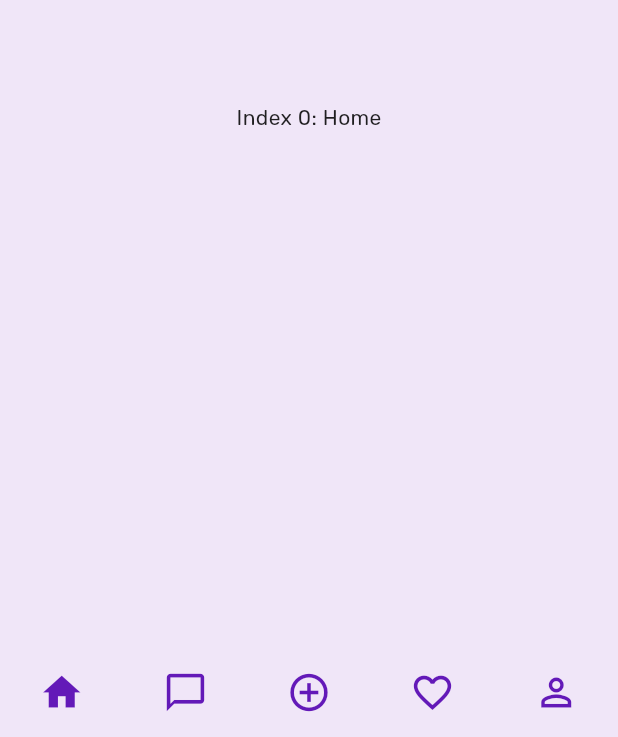
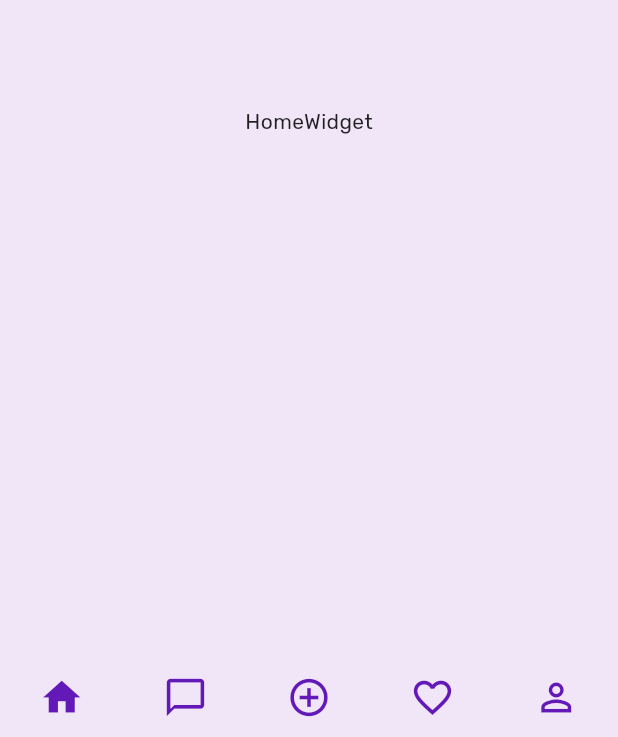
Before and after one commit to sharathr25/ren, a Flutter app: the screen it shows after launch, on a phone screen of 412 x 824 dp. Shown: the part 496-1233 px from the top of the screen. Run offline on Flutter 3.47's test engine with Material 2 defaults, Android fonts, the phone set to English and light mode, and no system bars; our stand-ins replace google_fonts.

Commit message:
added bottom navigation bar and its widgets

```diff
--- a/lib/main.dart
+++ b/lib/main.dart
@@ -1,6 +1,6 @@
 import 'package:flutter/material.dart';
 import 'package:google_fonts/google_fonts.dart';
-import 'package:ren/screens/home.dart';
+import 'package:ren/screens/home/home.dart';
 
 void main() {
   runApp(const App());
@@ -54,7 +54,7 @@
             overline: GoogleFonts.rubik(
                 fontSize: 10, fontWeight: FontWeight.w400, letterSpacing: 1.5),
           )),
-      home: const Home(title: 'Flutter Demo Home Page'),
+      home: const Home(),
     );
   }
 }
--- a/lib/screens/home.dart
+++ b/lib/screens/home/home.dart
@@ -1,9 +1,11 @@
 import 'package:flutter/material.dart';
+import 'package:ren/screens/home/widgets_for_bottom_navigation/chat.dart';
+import 'package:ren/screens/home/widgets_for_bottom_navigation/favourites.dart';
+import 'package:ren/screens/home/widgets_for_bottom_navigation/home.dart';
+import 'package:ren/screens/home/widgets_for_bottom_navigation/profile.dart';
 
 class Home extends StatefulWidget {
-  const Home({Key? key, required this.title}) : super(key: key);
-
-  final String title;
+  const Home({Key? key}) : super(key: key);
 
   @override
   State<Home> createState() => _HomeState();
@@ -13,21 +15,11 @@ class _HomeState extends State<Home> {
   int _selectedIndex = 0;
 
   static const List<Widget> _widgetOptions = <Widget>[
-    Text(
-      'Index 0: Home',
-    ),
-    Text(
-      'Index 1: Chat',
-    ),
-    Text(
-      'Index 2: add',
-    ),
-    Text(
-      'Index 3: favourates',
-    ),
-    Text(
-      'Index 4: Profile',
-    ),
+    HomeWidget(),
+    Chat(),
+    Text("add"),
+    Favourites(),
+    Profile(),
   ];
 
   void _onItemTapped(int index) {
@@ -48,36 +40,33 @@ class _HomeState extends State<Home> {
       bottomNavigationBar: BottomNavigationBar(
         showSelectedLabels: false,
         showUnselectedLabels: false,
+        selectedFontSize: 0,
+        unselectedFontSize: 0,
         type: BottomNavigationBarType.fixed,
-        items: <BottomNavigationBarItem>[
+        items: const <BottomNavigationBarItem>[
           BottomNavigationBarItem(
-            icon: _selectedIndex == 0
-                ? const Icon(Icons.home)
-                : const Icon(Icons.home_outlined),
+            activeIcon: Icon(Icons.home),
+            icon: Icon(Icons.home_outlined),
             label: '',
           ),
           BottomNavigationBarItem(
-            icon: _selectedIndex == 1
-                ? const Icon(Icons.chat_bubble)
-                : const Icon(Icons.chat_bubble_outline),
+            activeIcon: Icon(Icons.chat_bubble),
+            icon: Icon(Icons.chat_bubble_outline),
             label: '',
           ),
           BottomNavigationBarItem(
-            icon: _selectedIndex == 2
-                ? const Icon(Icons.add_circle)
-                : const Icon(Icons.add_circle_outline),
+            activeIcon: Icon(Icons.add_circle),
+            icon: Icon(Icons.add_circle_outline),
             label: '',
           ),
           BottomNavigationBarItem(
-            icon: _selectedIndex == 3
-                ? const Icon(Icons.favorite)
-                : const Icon(Icons.favorite_border),
+            activeIcon: Icon(Icons.favorite),
+            icon: Icon(Icons.favorite_border),
             label: '',
           ),
           BottomNavigationBarItem(
-            icon: _selectedIndex == 4
-                ? const Icon(Icons.person)
-                : const Icon(Icons.person_outline),
+            activeIcon: Icon(Icons.person),
+            icon: Icon(Icons.person_outline),
             label: '',
           ),
         ],
--- /dev/null
+++ b/lib/screens/home/widgets_for_bottom_navigation/chat.dart
@@ -0,0 +1,17 @@
+import 'package:flutter/material.dart';
+import 'package:flutter/src/foundation/key.dart';
+import 'package:flutter/src/widgets/framework.dart';
+
+class Chat extends StatefulWidget {
+  const Chat({Key? key}) : super(key: key);
+
+  @override
+  State<Chat> createState() => _ChatState();
+}
+
+class _ChatState extends State<Chat> {
+  @override
+  Widget build(BuildContext context) {
+    return const Text("Chat");
+  }
+}
--- /dev/null
+++ b/lib/screens/home/widgets_for_bottom_navigation/favourites.dart
@@ -0,0 +1,17 @@
+import 'package:flutter/material.dart';
+import 'package:flutter/src/foundation/key.dart';
+import 'package:flutter/src/widgets/framework.dart';
+
+class Favourites extends StatefulWidget {
+  const Favourites({Key? key}) : super(key: key);
+
+  @override
+  State<Favourites> createState() => _FavouritesState();
+}
+
+class _FavouritesState extends State<Favourites> {
+  @override
+  Widget build(BuildContext context) {
+    return const Text("Favourites");
+  }
+}
--- /dev/null
+++ b/lib/screens/home/widgets_for_bottom_navigation/home.dart
@@ -0,0 +1,15 @@
+import 'package:flutter/material.dart';
+
+class HomeWidget extends StatefulWidget {
+  const HomeWidget({Key? key}) : super(key: key);
+
+  @override
+  State<HomeWidget> createState() => _HomeWidgetState();
+}
+
+class _HomeWidgetState extends State<HomeWidget> {
+  @override
+  Widget build(BuildContext context) {
+    return const Text("HomeWidget");
+  }
+}
--- /dev/null
+++ b/lib/screens/home/widgets_for_bottom_navigation/profile.dart
@@ -0,0 +1,17 @@
+import 'package:flutter/material.dart';
+import 'package:flutter/src/foundation/key.dart';
+import 'package:flutter/src/widgets/framework.dart';
+
+class Profile extends StatefulWidget {
+  const Profile({Key? key}) : super(key: key);
+
+  @override
+  State<Profile> createState() => _ProfileState();
+}
+
+class _ProfileState extends State<Profile> {
+  @override
+  Widget build(BuildContext context) {
+    return const Text("Profile");
+  }
+}
```
